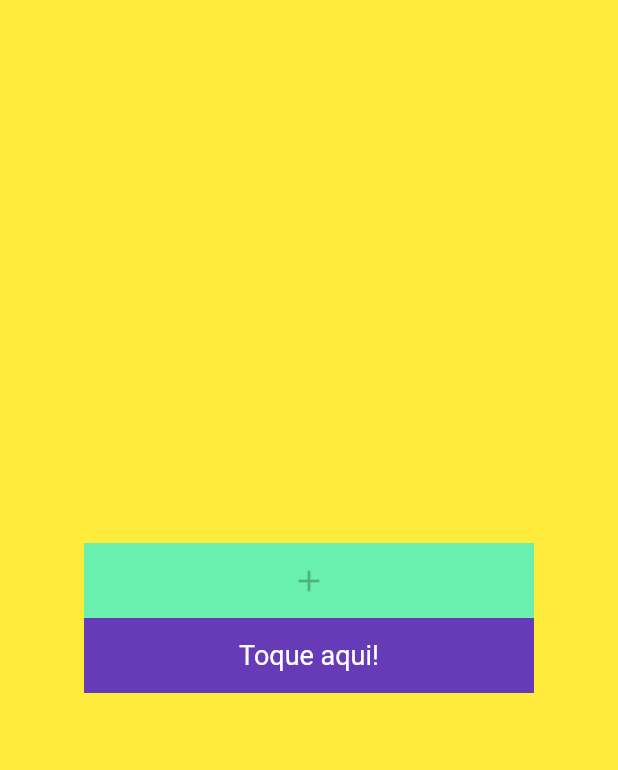
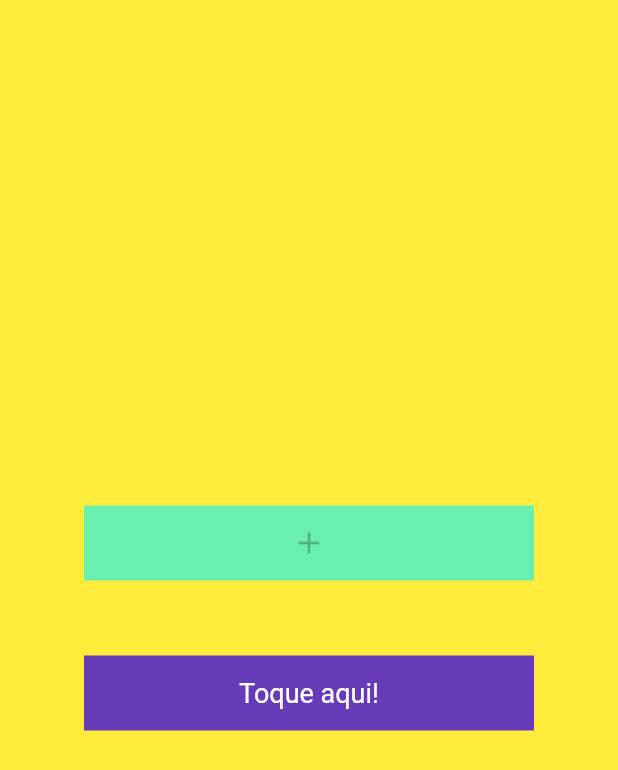
Before and after one commit to gablemos-zz/flutter-study, a Flutter app: the screen it shows after launch, on a phone screen of 412 x 824 dp. Shown: the top 770 px of the screen. Run offline on Flutter 3.47's test engine with Material 2 defaults, Android fonts, the phone set to English and light mode, and no system bars.

Commit message:
25 - Padding and Sizebox

```diff
--- a/my-first-app/myapp/lib/main.dart
+++ b/my-first-app/myapp/lib/main.dart
@@ -19,6 +19,7 @@ class MyApp extends StatelessWidget {
             crossAxisAlignment: CrossAxisAlignment.center,
             children: <Widget>[
               ButtonIcon(),
+              SizedBox(height: 50,), //ou  Container(height: 50),
               ButtonText()
             ],
           ),
```
